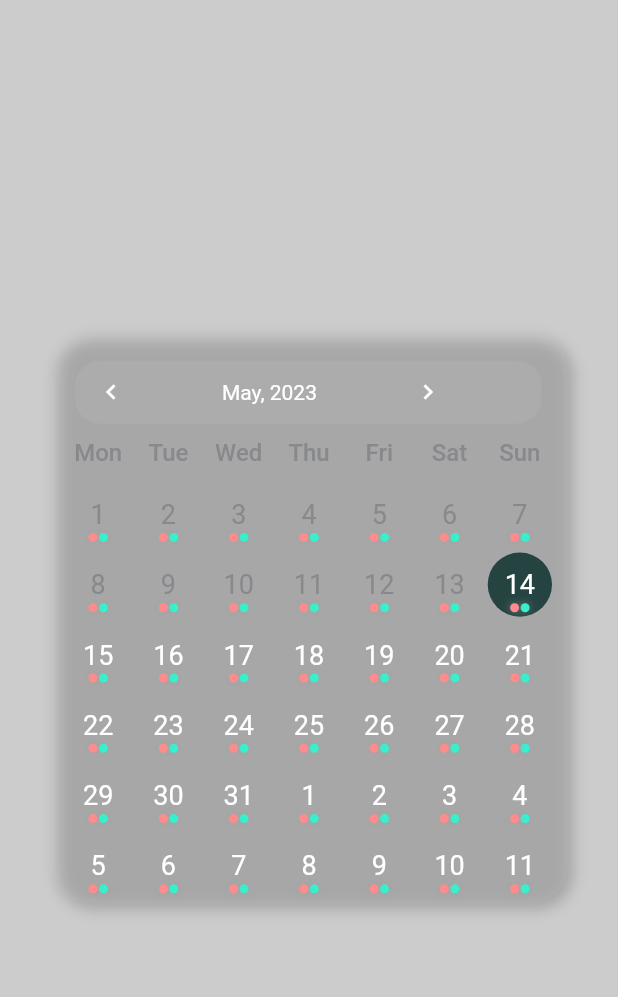
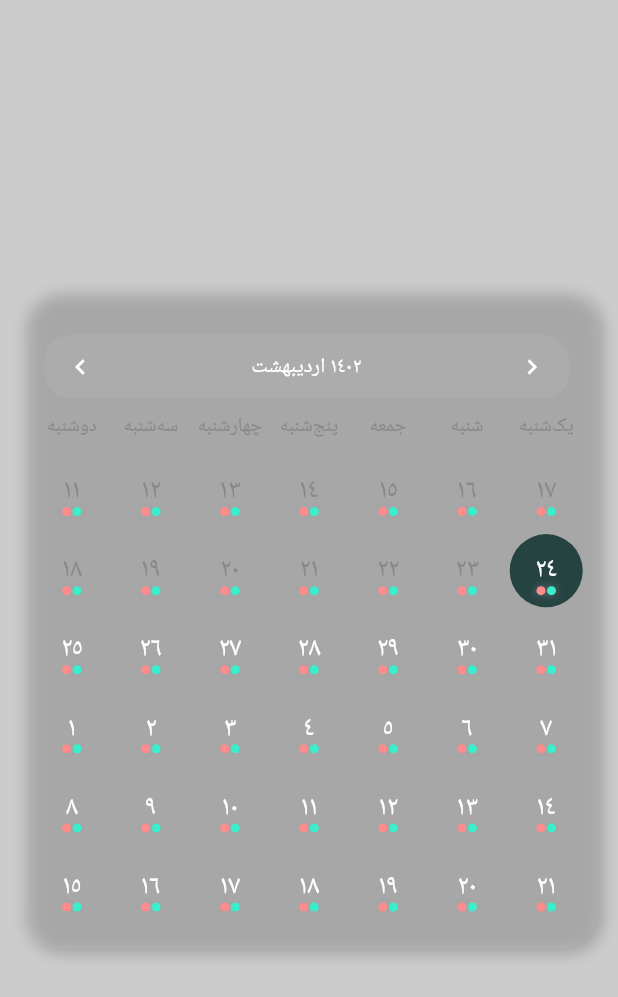
Before and after one commit to maryambehzi/flutterWidgets, a Flutter app: the screen it shows after launch, on a phone screen of 412 x 824 dp. Shown: the top 997 px of the screen. Run offline on Flutter 3.47's test engine with Material 2 defaults, Android fonts, the phone set to English and light mode, and no system bars; our stand-ins replace shamsi_date.

```diff
--- a/lib/custom_calendar.dart
+++ b/lib/custom_calendar.dart
@@ -1,5 +1,7 @@
 import 'package:flutter/material.dart';
 import 'package:intl/intl.dart';
+import 'dart:developer';
+import 'package:shamsi_date/shamsi_date.dart';
 
 class CustomCalendarView extends StatefulWidget {
   const CustomCalendarView(
@@ -80,7 +82,7 @@ class _CustomCalendarViewState extends State<CustomCalendarView> {
                       padding: const EdgeInsets.only(top: 17.0, right: 16.0, left: 16.0),
                       child: Container(
                         height: 42,
-                        width: 311,
+                        width: 350,
                         decoration: BoxDecoration(
                           color: const Color(0x0DFFFFFF),
                           borderRadius: BorderRadius.circular(17.0),
@@ -97,9 +99,9 @@ class _CustomCalendarViewState extends State<CustomCalendarView> {
                               },
                             ),
                             Center(child: Padding(
-                              padding: const EdgeInsets.only(right: 50.0, left: 50.0,),
+                              padding: const EdgeInsets.only(right: 90.0, left: 90.0,),
                               child: Text(
-                                DateFormat('MMMM, yyyy').format(currentMonthDate),
+                                convertToArabicNumber(currentMonthDate.toJalali().year.toString()) + " " +convertToPersianMonth(currentMonthDate.toJalali().month),
                                 style: const TextStyle(
                                     fontSize: 14,
                                     color: Colors.white),
@@ -147,9 +149,9 @@ class _CustomCalendarViewState extends State<CustomCalendarView> {
         Expanded(
           child: Center(
             child: Text(
-              DateFormat('EEE').format(dateList[i]),
+              convertToPersianWeek(i),
               style: TextStyle(
-                  fontSize: 16,
+                  fontSize: 13,
                   fontWeight: FontWeight.w500,
                   color: Color(0xFF87898C)),
             ),
@@ -162,6 +164,7 @@ class _CustomCalendarViewState extends State<CustomCalendarView> {
 
   List<Widget> getDaysNoUI() {
     final List<Widget> noList = <Widget>[];
+    debugPrint('maryam: $dateList');
     int count = 0;
     for (int i = 0; i < dateList.length / 7; i++) {
       final List<Widget> listUI = <Widget>[];
@@ -222,123 +225,10 @@ class _CustomCalendarViewState extends State<CustomCalendarView> {
                             : Colors.transparent,
                           borderRadius:
                             const BorderRadius.all(Radius.circular(32.0)),
-                          // boxShadow: getIsItStartAndEndDate(date)
-                          //     ? <BoxShadow>[
-                          //   BoxShadow(
-                          //       color: Colors.grey.withOpacity(0.6),
-                          //       blurRadius: 4,
-                          //       offset: const Offset(0, 0)),
-                          // ]
-                          //     : null,
                         ),
-                        // child: Center(
-                        //   child: Text(
-                        //     '${date.day}',
-                        //     style: TextStyle(
-                        //         color: getIsItStartAndEndDate(date)
-                        //             ? Colors.white
-                        //             : currentMonthDate.month == date.month
-                        //             ? Colors.white
-                        //             : Colors.grey.withOpacity(0.6),
-                        //         fontSize:
-                        //         MediaQuery.of(context).size.width > 360
-                        //             ? 18
-                        //             : 16,
-                        //         fontWeight: getIsItStartAndEndDate(date)
-                        //             ? FontWeight.bold
-                        //             : FontWeight.normal),
-                        //   ),
-                        // ),
                       ),
                     ),
-                    // Material(
-                    //   color: Colors.transparent,
-                    //   child: InkWell(
-                    //     borderRadius:
-                    //         const BorderRadius.all(Radius.circular(32.0)),
-                    //     onTap: () {
-                    //       if (currentMonthDate.month == date.month) {
-                    //         if (widget.minimumDate != null &&
-                    //             widget.maximumDate != null) {
-                    //           final DateTime newminimumDate = DateTime(
-                    //               widget.minimumDate!.year,
-                    //               widget.minimumDate!.month,
-                    //               widget.minimumDate!.day - 1);
-                    //           final DateTime newmaximumDate = DateTime(
-                    //               widget.maximumDate!.year,
-                    //               widget.maximumDate!.month,
-                    //               widget.maximumDate!.day + 1);
-                    //           if (date.isAfter(newminimumDate) &&
-                    //               date.isBefore(newmaximumDate)) {
-                    //             onDateClick(date);
-                    //           }
-                    //         } else if (widget.minimumDate != null) {
-                    //           final DateTime newminimumDate = DateTime(
-                    //               widget.minimumDate!.year,
-                    //               widget.minimumDate!.month,
-                    //               widget.minimumDate!.day - 1);
-                    //           if (date.isAfter(newminimumDate)) {
-                    //             onDateClick(date);
-                    //           }
-                    //         } else if (widget.maximumDate != null) {
-                    //           final DateTime newmaximumDate = DateTime(
-                    //               widget.maximumDate!.year,
-                    //               widget.maximumDate!.month,
-                    //               widget.maximumDate!.day + 1);
-                    //           if (date.isBefore(newmaximumDate)) {
-                    //             onDateClick(date);
-                    //           }
-                    //         } else {
-                    //           onDateClick(date);
-                    //         }
-                    //       }
-                    //     },
-                    //     child: Padding(
-                    //       padding: const EdgeInsets.all(2),
-                    //       child: Container(
-                    //         decoration: BoxDecoration(
-                    //           color: getIsItStartAndEndDate(date)
-                    //               ? Colors.blue
-                    //               : Colors.transparent,
-                    //           borderRadius:
-                    //               const BorderRadius.all(Radius.circular(32.0)),
-                    //           border: Border.all(
-                    //             color: getIsItStartAndEndDate(date)
-                    //                 ? Colors.white
-                    //                 : Colors.transparent,
-                    //             width: 2,
-                    //           ),
-                    //           boxShadow: getIsItStartAndEndDate(date)
-                    //               ? <BoxShadow>[
-                    //                   BoxShadow(
-                    //                       color: Colors.grey.withOpacity(0.6),
-                    //                       blurRadius: 4,
-                    //                       offset: const Offset(0, 0)),
-                    //                 ]
-                    //               : null,
-                    //         ),
-                    //         child: Center(
-                    //           child: Text(
-                    //             '${date.day}',
-                    //             style: TextStyle(
-                    //                 color: getIsItStartAndEndDate(date)
-                    //                     ? Colors.white
-                    //                     : currentMonthDate.month == date.month
-                    //                         ? Colors.white
-                    //                         : Colors.grey.withOpacity(0.6),
-                    //                 fontSize:
-                    //                     MediaQuery.of(context).size.width > 360
-                    //                         ? 18
-                    //                         : 16,
-                    //                 fontWeight: getIsItStartAndEndDate(date)
-                    //                     ? FontWeight.bold
-                    //                     : FontWeight.normal),
-                    //           ),
-                    //         ),
-                    //       ),
-                    //     ),
-                    //   ),
-                    // ),
+
                     //The Day is Today
                     Padding(
                       padding: const EdgeInsets.all(2),
@@ -369,7 +259,7 @@ class _CustomCalendarViewState extends State<CustomCalendarView> {
                         ),
                         child: Center(
                           child: Text(
-                            '${date.day}',
+                            convertToArabicNumber(date.toJalali().day.toString()),
                             style: TextStyle(
                                 color: getIsItPassedDay(date)
                                     ? Color(0xFF87898C)
@@ -389,7 +279,7 @@ class _CustomCalendarViewState extends State<CustomCalendarView> {
                     ),
                     //Successful Payment dot
                     Positioned(
-                      bottom: 5,
+                      bottom: 10,
                       right: 0,
                       left: getIsItFailedPayment(date) ? 7 : 0,
                       child: Container(
@@ -407,19 +297,12 @@ class _CustomCalendarViewState extends State<CustomCalendarView> {
                           color:getIsItSuccessfulPayment(date)
                               ? Color(0xFF36F1CD)
                           : Colors.transparent,
-                            // color: DateTime.now().day == date.day &&
-                            //         DateTime.now().month == date.month &&
-                            //         DateTime.now().year == date.year
-                            //     ? getIsInRange(date)
-                            //         ? Colors.white
-                            //         : Colors.green
-                            //     : Colors.transparent,
                             shape: BoxShape.circle),
                       ),
                     ),
                     //Failed Payment Dot
                     Positioned(
-                      bottom: 5,
+                      bottom: 10,
                       right: getIsItSuccessfulPayment(date) ? 7 : 0,
                       left: 0,
                       child: Container(
@@ -545,13 +428,22 @@ class _CustomCalendarViewState extends State<CustomCalendarView> {
   }
 
   bool getIsItPlanedPayment(DateTime date) {
+    if(planedPaymentDays.contains(date))
+      return true;
+    else
       return false;
   }
   bool getIsItSuccessfulPayment(DateTime date) {
+    // if(successfulPaymentDays.contains(date))
       return true;
+    // else
+    //   return false;
   }
   bool getIsItFailedPayment(DateTime date) {
+    // if(failedPaymentDays.contains(date))
       return true;
+    // else
+    //   return false;
   }
 
   bool getIsItPassedDay(DateTime date) {
@@ -566,4 +458,93 @@ class _CustomCalendarViewState extends State<CustomCalendarView> {
     }
   }
 
+  String convertToArabicNumber(String number) {
+    String res = '';
+
+    final arabics = ['٠', '١', '٢', '٣', '٤', '٥', '٦', '٧', '٨', '٩'];
+    number.characters.forEach((element) {
+      res += arabics[int.parse(element)];
+    });
+
+/*   final latins = ['0', '1', '2', '3', '4', '5', '6', '7', '8', '9']; */
+    return res;
+  }
+
+  String convertToPersianMonth(int number) {
+
+
+    switch(number) {
+      case 1: {
+        return "فرودین" ;
+      }
+      case 2: {
+        return "اردیبهشت" ;
+      }
+      case 3: {
+        return "خرداد" ;
+      }
+      case 4: {
+        return "تیر" ;
+      }
+      case 5: {
+        return "مرداد" ;
+      }
+      case 6: {
+        return "شهریور" ;
+      }
+      case 7: {
+        return "مهر" ;
+      }
+      case 8: {
+        return "آبان" ;
+      }
+      case 9: {
+        return "آذر" ;
+      }
+      case 10: {
+        return "دی" ;
+      }
+      case 11: {
+        return "بهمن" ;
+      }
+      case 12: {
+        return "اسفند" ;
+      }
+      default: {
+        return "اردیبهشت" ;
+      }
+    }
+  }
+
+  String convertToPersianWeek(int number) {
+
+
+    switch(number) {
+      case 5: {
+        return "شنبه" ;
+      }
+      case 6: {
+        return "یک‌‌شنبه" ;
+      }
+      case 0: {
+        return "دوشنبه" ;
+      }
+      case 1: {
+        return "سه‌شنبه" ;
+      }
+      case 2: {
+        return "چهارشنبه" ;
+      }
+      case 3: {
+        return "پنج‌شنبه" ;
+      }
+      case 4: {
+        return "جمعه" ;
+      }
+      default: {
+        return "ov" ;
+      }
+    }
+  }
+
 }
--- a/lib/main.dart
+++ b/lib/main.dart
@@ -105,10 +105,10 @@ class _CalendarPopupViewState extends State<CalendarPopupView>
                 },
                 child: Center(
                   child: Padding(
-                    padding: const EdgeInsets.all(24.0),
+                    padding: const EdgeInsets.all(1.0),
                     child: Container(
-                      width: 344,
-                      height: 380,
+                      width: 385,
+                      height: 440,
                       decoration: BoxDecoration(
                         color: Color(0x1ACCCCCC),
                         borderRadius:
```
